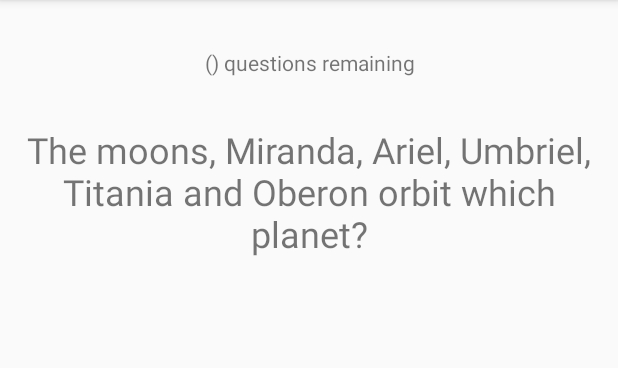
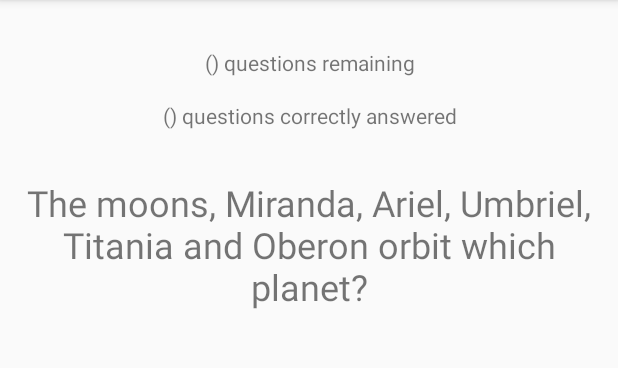
Before and after one commit to david-knigge/NAS19-Trivia, an Android app: the TriviaActivity screen opened directly, with no data from a screen before it, on a phone screen of 412 x 824 dp, the part 84-452 px from its top. Run offline under Robolectric (Android 15) with nearby library versions, the phone set to English and light mode, and no system bars; network calls fail; 1 statement that could not run was skipped.

```diff
--- a/app/src/main/AndroidManifest.xml
+++ b/app/src/main/AndroidManifest.xml
@@ -11,7 +11,7 @@
         android:roundIcon="@mipmap/ic_launcher_round"
         android:supportsRtl="true"
         android:theme="@style/AppTheme">
-        <activity android:name=".confirmHighscoreActivity"></activity>
+        <activity android:name=".ConfirmHighscoreActivity"></activity>
         <activity android:name=".HighscoreActivity" />
         <activity android:name=".TriviaActivity" />
         <activity android:name=".MenuActivity">
--- a/app/src/main/java/com/example/nas19_trivia/Highscore.java
+++ b/app/src/main/java/com/example/nas19_trivia/Highscore.java
@@ -2,6 +2,7 @@ package com.example.nas19_trivia;
 
 import java.io.Serializable;
 
+/** Class to collect name and highscore. */
 public class Highscore implements Serializable {
 
     String name, score;
--- a/app/src/main/java/com/example/nas19_trivia/HighscoreActivity.java
+++ b/app/src/main/java/com/example/nas19_trivia/HighscoreActivity.java
@@ -17,10 +17,12 @@ import java.util.List;
 
 public class HighscoreActivity extends AppCompatActivity implements TriviaRequest.ScoreCallback {
 
+    /** Arrayadapter for listing all highscores retrieved from server. */
     public class HighscoreAdapter extends ArrayAdapter<Highscore> {
 
         ArrayList<Highscore> scores;
 
+        /** Set name and score in ListView entry. */
         @Override
         public View getView(int position, View convertView, ViewGroup parent) {
             if (convertView == null) {
@@ -37,6 +39,7 @@ public class HighscoreActivity extends AppCompatActivity implements TriviaReques
         }
     }
 
+    /** On creation, obtain highscores by making a get request to flask server. */
     @Override
     protected void onCreate(Bundle savedInstanceState) {
         super.onCreate(savedInstanceState);
@@ -45,6 +48,7 @@ public class HighscoreActivity extends AppCompatActivity implements TriviaReques
         req.getScores(this);
     }
 
+    /** If scores are succesfully retrieved, set the adapter to display them in ListView. */
     @Override
     public void gotScores(ArrayList<Highscore> scores) {
         ((ListView) findViewById(R.id.highscoreList)).setAdapter(new HighscoreAdapter(
--- a/app/src/main/java/com/example/nas19_trivia/MenuActivity.java
+++ b/app/src/main/java/com/example/nas19_trivia/MenuActivity.java
@@ -21,6 +21,8 @@ public class MenuActivity extends AppCompatActivity implements TriviaRequest.Que
         setContentView(R.layout.activity_main);
     }
 
+    /** If start is clicked, check to see if category and difficulty are set, start request
+     * to obtain questions. */
     public void onClickStart(View v) {
         TriviaRequest req = new TriviaRequest(this);
         String specs = "amount=10";
@@ -33,11 +35,13 @@ public class MenuActivity extends AppCompatActivity implements TriviaRequest.Que
         req.getQuestions(this, specs);
     }
 
+    /** If highscores is clicked, start the highscore activity. */
     public void onClickHighscores(View v) {
         Intent intent = new Intent(this, HighscoreActivity.class);
         startActivity(intent);
     }
 
+    /** When questions are obtained, create a trivia game, pass it to the trivia activity. */
     @Override
     public void gotQuestions(ArrayList<Question> questions) {
         TriviaGame game = new TriviaGame(difficulty, category, questions);
@@ -52,6 +56,8 @@ public class MenuActivity extends AppCompatActivity implements TriviaRequest.Que
         Toast.makeText(this, message, Toast.LENGTH_LONG).show();
     }
 
+    /** When a difficulty selection button is pressed, adjust the difficulty, change the
+     * background of the buttons. */
     public void onClickDifficulty(View v) {
         ViewGroup vg = (ViewGroup) v.getParent();
         for (int i = 0; i < vg.getChildCount(); i++) {
--- a/app/src/main/java/com/example/nas19_trivia/Question.java
+++ b/app/src/main/java/com/example/nas19_trivia/Question.java
@@ -2,7 +2,9 @@ package com.example.nas19_trivia;
 
 import java.io.Serializable;
 import java.util.ArrayList;
+import java.util.Collections;
 
+/** Stores the question, it's difficulty, and all its answers. */
 public class Question implements Serializable {
 
     String question;
@@ -17,6 +19,7 @@ public class Question implements Serializable {
         this.incorrectAnswers = incorrectAnswers;
     }
 
+    /** Get a string containing the question. */
     public String getQuestion() {
         return question;
     }
@@ -25,6 +28,7 @@ public class Question implements Serializable {
         return difficulty;
     }
 
+    /** Obtains the correct answer for this question. */
     public String getCorrectAnswer() {
         return correctAnswer;
     }
@@ -33,9 +37,11 @@ public class Question implements Serializable {
         return incorrectAnswers;
     }
 
+    /** Returns an arraylist of all answers to a question, shuffle list before returning. */
     public ArrayList<String> getAllAnswers() {
         ArrayList<String> ans = (ArrayList<String>)incorrectAnswers.clone();
         ans.add(correctAnswer);
+        Collections.shuffle(ans);
         return ans;
     }
 }
--- a/app/src/main/java/com/example/nas19_trivia/TriviaGame.java
+++ b/app/src/main/java/com/example/nas19_trivia/TriviaGame.java
@@ -5,6 +5,8 @@ import android.widget.Toast;
 import java.io.Serializable;
 import java.util.ArrayList;
 
+/** Class containing all information on a given game. The list of questions, current question,
+ * score, and implements way to answer the current question. */
 public class TriviaGame implements Serializable {
 
     String category, difficulty;
@@ -45,6 +47,7 @@ public class TriviaGame implements Serializable {
         this.questions = questions;
     }
 
+    /** Obtain the next question if there is any questions left. */
     public Question getNextQuestion() {
         if (current < questions.size()) {
             return questions.get(current);
@@ -53,10 +56,12 @@ public class TriviaGame implements Serializable {
         }
     }
 
+    /** Increment the index of the question currently being answered. */
     public void incrementQuestion() {
         current += 1;
     }
 
+    /** Check if a given answer is correct, if so add a point. */
     public boolean answerQuestion(String answer) {
         if (answer.equals(questions.get(current).getCorrectAnswer())) {
             score += 1;
@@ -66,6 +71,7 @@ public class TriviaGame implements Serializable {
         }
     }
 
+    /** Get the number of questions remaining. */
     public int getQuestionsRemaining() {
         return questions.size() - current;
     }
--- a/app/src/main/res/layout/activity_confirm_highscore.xml
+++ b/app/src/main/res/layout/activity_confirm_highscore.xml
@@ -4,7 +4,7 @@
     xmlns:tools="http://schemas.android.com/tools"
     android:layout_width="match_parent"
     android:layout_height="match_parent"
-    tools:context=".confirmHighscoreActivity">
+    tools:context=".ConfirmHighscoreActivity">
 
     <TextView
         android:id="@+id/answersCorrect"
--- a/app/src/main/res/layout/activity_trivia.xml
+++ b/app/src/main/res/layout/activity_trivia.xml
@@ -10,26 +10,37 @@
         android:id="@+id/questionsRemaining"
         android:layout_width="wrap_content"
         android:layout_height="wrap_content"
-        android:layout_marginStart="8dp"
         android:layout_marginTop="32dp"
-        android:layout_marginEnd="8dp"
         android:text="() questions remaining"
+        android:textAlignment="center"
+        app:layout_constraintBottom_toTopOf="@+id/scoreTextView"
+        app:layout_constraintEnd_toEndOf="parent"
+        app:layout_constraintHorizontal_bias="0.5"
+        app:layout_constraintStart_toStartOf="parent"
+        app:layout_constraintTop_toTopOf="parent" />
+
+    <TextView
+        android:id="@+id/scoreTextView"
+        android:layout_width="wrap_content"
+        android:layout_height="wrap_content"
+        android:layout_marginTop="16dp"
+        android:text="() questions correctly answered"
         android:textAlignment="center"
         app:layout_constraintBottom_toTopOf="@+id/questionTextView"
         app:layout_constraintEnd_toEndOf="parent"
+        app:layout_constraintHorizontal_bias="0.5"
         app:layout_constraintStart_toStartOf="parent"
-        app:layout_constraintTop_toTopOf="parent"
-        app:layout_constraintVertical_chainStyle="spread_inside" />
+        app:layout_constraintTop_toBottomOf="@+id/questionsRemaining" />
 
     <ListView
         android:id="@+id/answersList"
         android:layout_width="0dp"
         android:layout_height="0dp"
-        android:layout_marginStart="8dp"
-        android:layout_marginEnd="8dp"
+        android:layout_marginTop="32dp"
         android:layout_marginBottom="32dp"
         app:layout_constraintBottom_toBottomOf="parent"
         app:layout_constraintEnd_toEndOf="parent"
+        app:layout_constraintHorizontal_bias="0.5"
         app:layout_constraintStart_toStartOf="parent"
         app:layout_constraintTop_toBottomOf="@+id/questionTextView" />
 
@@ -37,15 +48,13 @@
         android:id="@+id/questionTextView"
         android:layout_width="wrap_content"
         android:layout_height="wrap_content"
-        android:layout_marginStart="8dp"
         android:layout_marginTop="32dp"
-        android:layout_marginEnd="8dp"
-        android:layout_marginBottom="32dp"
         android:text="The moons, Miranda, Ariel, Umbriel, Titania and Oberon orbit which planet?"
         android:textAlignment="center"
         android:textSize="24sp"
         app:layout_constraintBottom_toTopOf="@+id/answersList"
         app:layout_constraintEnd_toEndOf="parent"
+        app:layout_constraintHorizontal_bias="0.5"
         app:layout_constraintStart_toStartOf="parent"
-        app:layout_constraintTop_toBottomOf="@+id/questionsRemaining" />
+        app:layout_constraintTop_toBottomOf="@+id/scoreTextView" />
 </android.support.constraint.ConstraintLayout>
```
Also changed, not shown: app/src/main/java/com/example/nas19_trivia/ConfirmHighscoreActivity.java (renamed from app/src/main/java/com/example/nas19_trivia/confirmHighscoreActivity.java, +9 -2 lines), app/src/main/java/com/example/nas19_trivia/TriviaActivity.java (+15 -4 lines), app/src/main/java/com/example/nas19_trivia/TriviaRequest.java (+41 -15 lines), 7 other files.
